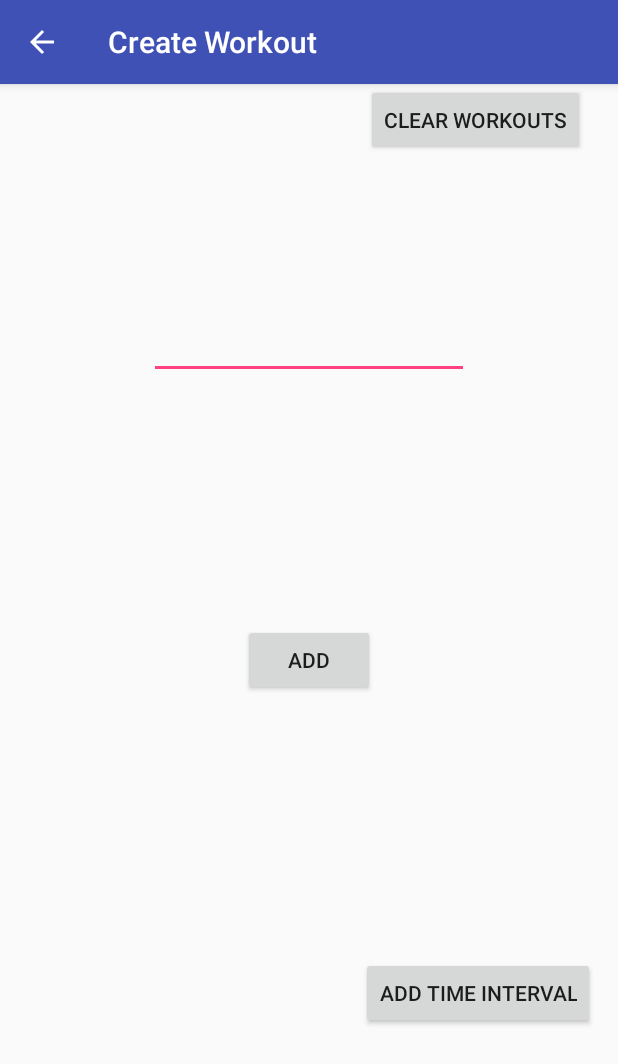
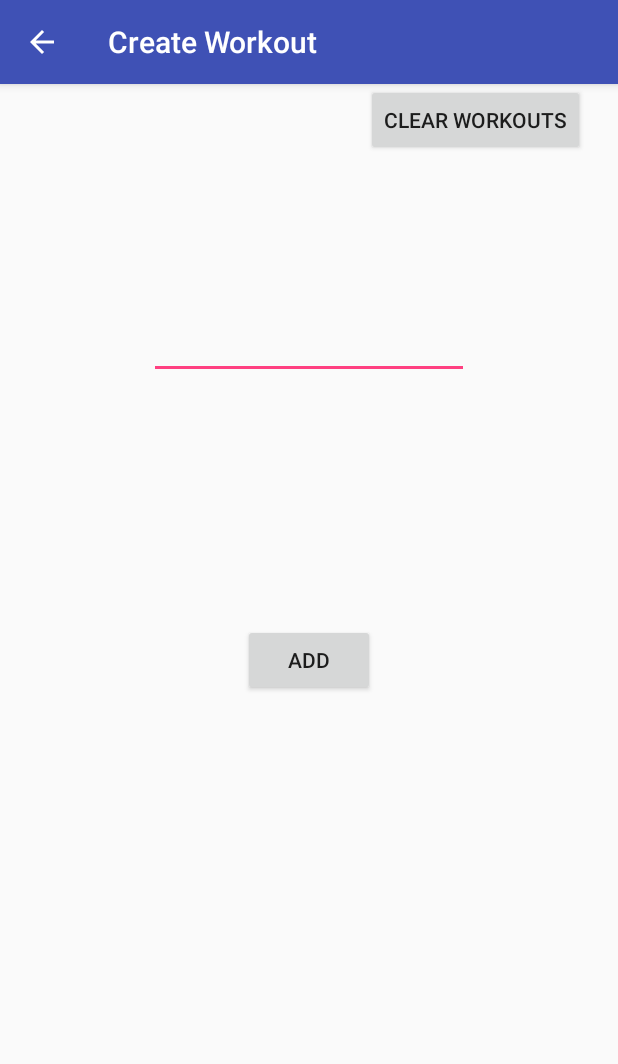
Before and after one commit to krozet/MyWorkout, an Android app: the CreateWorkout screen opened directly, with no data from a screen before it, on a phone screen of 412 x 824 dp. Shown: the top 1064 px of the screen. Run offline under Robolectric (Android 15) with nearby library versions, the phone set to English and light mode, and no system bars.

Commit message:
KR removed add ti button from create workout.

```diff
--- a/app/src/main/java/com/apps/kb/myworkout/CreateWorkout.java
+++ b/app/src/main/java/com/apps/kb/myworkout/CreateWorkout.java
@@ -1,6 +1,7 @@
 package com.apps.kb.myworkout;
 
 import android.Manifest;
+import android.app.Activity;
 import android.content.Intent;
 import android.content.pm.PackageManager;
 import android.support.v4.app.ActivityCompat;
@@ -21,6 +22,7 @@ public class CreateWorkout extends AppCompatActivity {
     private Button myWorkoutsButton, addWorkout, clearWorkouts, addTimeInterval;
     private EditText nameMyWorkout;
     private int resultcode;
+    private String name = "";
 
     @Override
     protected void onCreate(Bundle savedInstanceState) {
@@ -38,15 +40,6 @@ public class CreateWorkout extends AppCompatActivity {
             }
         });
 
-        //Commenting this out because I don't think we need it
-/*        myWorkoutsButton = findViewById(R.id.to_my_workouts);
-        myWorkoutsButton.setOnClickListener(new View.OnClickListener() {
-            @Override
-            public void onClick(View v) {
-                openMyWorkouts();
-            }
-        });*/
-
         addWorkout = findViewById(R.id.add_workout);
         addWorkout.setOnClickListener(new View.OnClickListener() {
 
@@ -57,7 +50,7 @@ public class CreateWorkout extends AppCompatActivity {
                         getApplicationContext().INPUT_METHOD_SERVICE);
                 imm.hideSoftInputFromWindow(nameMyWorkout.getWindowToken(), 0);
                 resultcode = RESULT_OK;
-                onBackPressed();
+                openAddTimeInterval();
             }
         });
 
@@ -66,14 +59,6 @@ public class CreateWorkout extends AppCompatActivity {
             @Override
             public void onClick(View v) {
                 clearWorkouts();
-            }
-        });
-
-        addTimeInterval = findViewById(R.id.add_time_interval);
-        addTimeInterval.setOnClickListener(new View.OnClickListener() {
-            @Override
-            public void onClick(View v) {
-                openAddTimeInterval();
             }
         });
 
@@ -92,7 +77,11 @@ public class CreateWorkout extends AppCompatActivity {
     }
 
     private void openAddTimeInterval() {
+        name = nameMyWorkout.getText().toString();
         Intent intent = new Intent(this, AddTimeInterval.class);
+        intent.putExtra("name", name);
+        intent.putExtra("creatingWorkout", true);
+        setResult(Activity.RESULT_OK, intent);
         startActivity(intent);
     }
 
@@ -101,8 +90,9 @@ public class CreateWorkout extends AppCompatActivity {
         startActivity(intent);
     }
 
+    // move to add time interval
     public void writeWorkout(View view) {
-        String name = nameMyWorkout.getText().toString() + "\n";
+        name = nameMyWorkout.getText().toString() + "\n";
         String file_name = "my_workouts";
         try {
             FileOutputStream fileOutputStream = openFileOutput(file_name, MODE_APPEND);
--- a/app/src/main/res/layout/activity_create_workout.xml
+++ b/app/src/main/res/layout/activity_create_workout.xml
@@ -47,18 +47,6 @@
             android:ems="10"
             android:inputType="textPersonName"
             android:text="@string/enter_workout_name" />
-
-        <Button
-            android:id="@+id/add_time_interval"
-            android:layout_width="wrap_content"
-            android:layout_height="wrap_content"
-            android:layout_alignParentBottom="true"
-            android:layout_alignParentEnd="true"
-            android:layout_marginBottom="138dp"
-            android:layout_marginEnd="15dp"
-            android:text="Add Time Interval"
-            android:layout_alignParentRight="true"
-            android:layout_marginRight="15dp" />
     </RelativeLayout>
 
 </android.support.constraint.ConstraintLayout>
```
